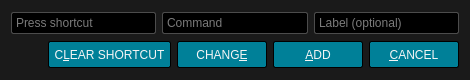
The window that src/ui/keydialog.ui (u8sand/Baka-MPlayer) describes before a commit, drawn with Qt 5.
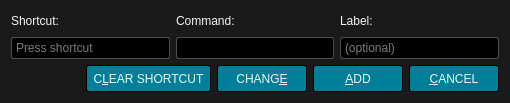
The same window after the commit.

What changed in the file:
```diff
--- a/src/ui/keydialog.ui
+++ b/src/ui/keydialog.ui
@@ -6,8 +6,8 @@
    <rect>
     <x>0</x>
     <y>0</y>
-    <width>470</width>
-    <height>80</height>
+    <width>510</width>
+    <height>103</height>
    </rect>
   </property>
   <property name="windowTitle">
@@ -58,34 +58,48 @@
   </property>
   <layout class="QVBoxLayout" name="verticalLayout">
    <item>
-    <layout class="QHBoxLayout" name="horizontalLayout">
-     <item>
-      <widget class="QKeySequenceEdit" name="keySequenceEdit">
-       <property name="keySequence">
-        <string notr="true"/>
-       </property>
-      </widget>
+    <layout class="QGridLayout" name="gridLayout">
+     <item row="1" column="0">
+      <widget class="QKeySequenceEdit" name="keySequenceEdit"/>
      </item>
-     <item>
+     <item row="1" column="1">
       <widget class="QLineEdit" name="commandLineEdit">
-       <property name="placeholderText">
-        <string>Command</string>
-       </property>
        <property name="clearButtonEnabled">
         <bool>true</bool>
        </property>
       </widget>
      </item>
-     <item>
+     <item row="1" column="2">
       <widget class="QLineEdit" name="labelLineEdit">
        <property name="placeholderText">
-        <string>Label (optional)</string>
+        <string>(optional)</string>
        </property>
        <property name="clearButtonEnabled">
         <bool>true</bool>
        </property>
       </widget>
      </item>
+     <item row="0" column="0">
+      <widget class="QLabel" name="label">
+       <property name="text">
+        <string>Shortcut:</string>
+       </property>
+      </widget>
+     </item>
+     <item row="0" column="1">
+      <widget class="QLabel" name="label_2">
+       <property name="text">
+        <string>Command:</string>
+       </property>
+      </widget>
+     </item>
+     <item row="0" column="2">
+      <widget class="QLabel" name="label_3">
+       <property name="text">
+        <string>Label:</string>
+       </property>
+      </widget>
+     </item>
     </layout>
    </item>
    <item>
```
Left out of the diff: 3 changed lines with no effect on the pictures.
